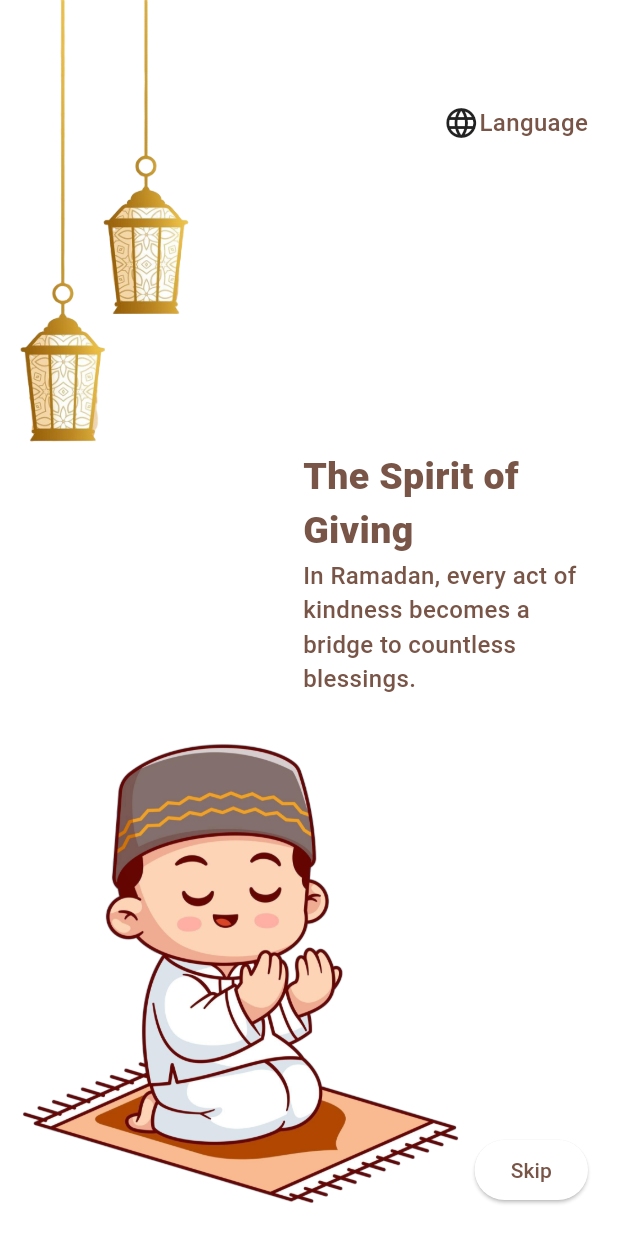
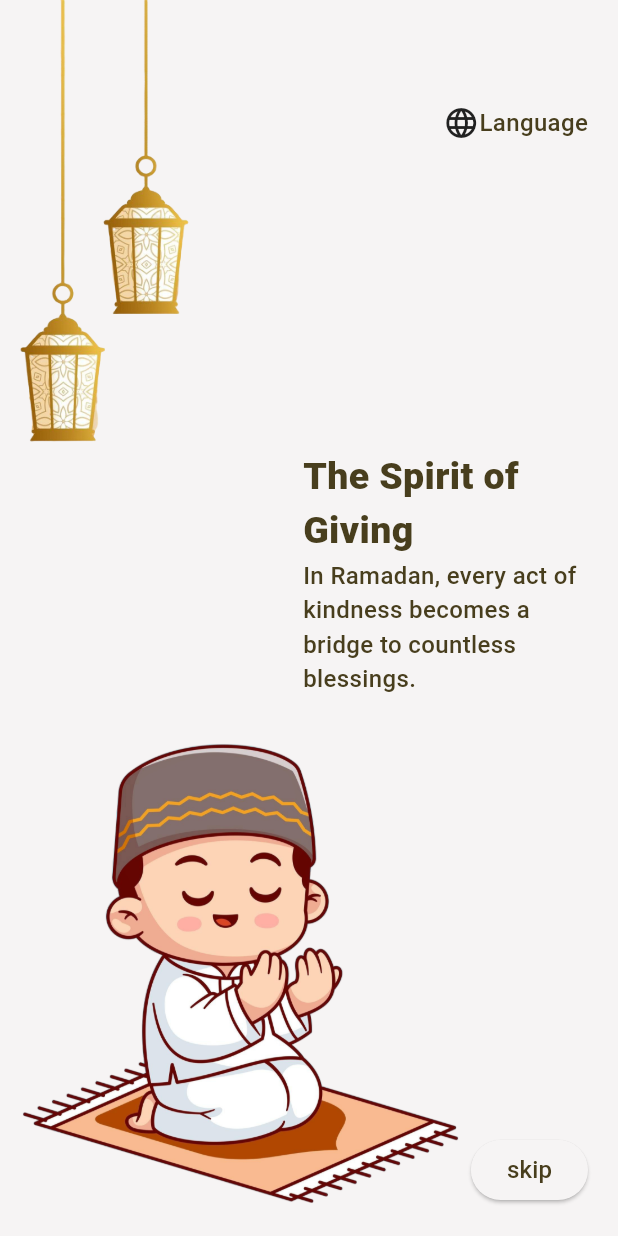
Before and after one commit to Tasneem-Zaareer/ramadan_guide_app, a Flutter app: the screen it shows after launch, swiped to page 3, on a phone screen of 412 x 824 dp. Run offline on Flutter 3.47's test engine with Material 3 defaults, Android fonts, the light colour scheme and no system bars; our stand-ins replace easy_localization, flutter_screenutil, persistent_bottom_nav_bar; Roboto replaces fonts that are missing (SF Pro Display).

Commit message:
add images & change theme

```diff
--- a/lib/core/constants/app_images.dart
+++ b/lib/core/constants/app_images.dart
@@ -4,11 +4,16 @@ class AppImages {
   static const String girlWithMoon = 'assets/images/girl_with_moon.png';
 
   static const String lantern = 'assets/images/lantern.png';
+  static const String lantern2 = 'assets/images/lantern2.png';
+
   static const String boyPray = 'assets/images/boy_pray.png';
   static const String quiz = 'assets/images/quiz.png';
   static const String quiz2 = 'assets/images/quiz2.png';
 
   static const String feature = 'assets/images/feature.png';
+  static const String feature1 = 'assets/images/feature1.png';
+  static const String featureMosque = 'assets/images/feature_mosque.png';
+
   static const String sahoor = 'assets/images/sahoor.png';
   static const String iftar = 'assets/images/iftar.png';
   static const String quran = 'assets/images/quran.png';
@@ -17,4 +22,5 @@ class AppImages {
 
   static const String umrah = 'assets/images/umrah.png';
   static const String helloRamadan = 'assets/images/helloRamadan.png';
+  static const String cloud = 'assets/images/cloud.png';
 }
--- a/lib/core/constants/theme.dart
+++ b/lib/core/constants/theme.dart
@@ -3,18 +3,18 @@ import 'package:flutter/material.dart';
 // theme light mode
 ThemeData lightMode = ThemeData(
   brightness: Brightness.light,
-  colorScheme: ColorScheme.light(
-    background: const Color.fromARGB(255, 255, 255, 255),
-    onBackground: Colors.brown.shade500,
-    primary: Colors.brown.shade500,
-    onPrimary: const Color(0xFFFFFFFF), // font color
-    secondary: Colors.brown.shade100,
-    onSecondary: Colors.brown.shade500,
+  colorScheme: const ColorScheme.light(
+    surface: Color.fromARGB(255, 246, 244, 244),
+    onSurface: Color.fromARGB(255, 72, 62, 29),
+    primary: Color.fromARGB(255, 162, 194, 226),
+    onPrimary: Color(0xFFFFFFFF), // font color
+    secondary: Color.fromARGB(255, 162, 194, 226),
+    onSecondary: Color.fromARGB(255, 162, 194, 226),
     // primaryContainer: const Color(0xff01DC82),
     // outline: const Color(0xffEBECF1),
     // secondaryContainer: const Color(0xfff43f5e),
-    // tertiaryContainer: const Color(0xFFDDDDDD),
-    // tertiary: Colors.black,
+    tertiaryContainer: Color.fromARGB(255, 246, 247, 247), //inactive
+    tertiary: Color.fromARGB(255, 255, 250, 163), //active
   ),
 );
 
--- a/lib/features/onboarding/views/onboarding_control.dart
+++ b/lib/features/onboarding/views/onboarding_control.dart
@@ -1,6 +1,8 @@
+import 'package:easy_localization/easy_localization.dart';
 import 'package:flutter/material.dart';
 import 'package:ramadan_guide_app/core/widgets/text/custome_text.dart';
 import 'package:ramadan_guide_app/features/bottom_nav_bar/bottom_nav_bar.dart';
+import '../../home/views/home_view.dart';
 import 'onboarding_view_1.dart';
 import 'onboarding_view_2.dart';
 import 'onboarding_view_3.dart';
@@ -11,6 +13,7 @@ class OnboardingControl extends StatelessWidget {
   @override
   Widget build(BuildContext context) {
     return Scaffold(
+        backgroundColor: Theme.of(context).colorScheme.surface,
         body: Stack(
           children: [
             PageView(
@@ -25,7 +28,13 @@ class OnboardingControl extends StatelessWidget {
               right: 20,
               child: Container(
                 child: Row(
-              children: [Icon(Icons.language), CustomText(text: 'Language')],
+                  children: [
+                    Icon(Icons.language),
+                    CustomText(
+                      text: 'Language',
+                      color: Theme.of(context).colorScheme.onSurface,
+                    )
+                  ],
                 ),
               ),
             ),
@@ -41,7 +50,10 @@ class OnboardingControl extends StatelessWidget {
                     ),
                   );
                 },
-            child: const Text('Skip'),
+                child: CustomText(
+                  text: tr('skip'),
+                  color: Theme.of(context).colorScheme.onSurface,
+                ),
               ),
               // child: CustomButton(
               //   height: 30,
--- a/lib/features/onboarding/views/onboarding_view_3.dart
+++ b/lib/features/onboarding/views/onboarding_view_3.dart
@@ -34,10 +34,13 @@ class OnboardingView3 extends StatelessWidget {
                       text: 'The Spirit of Giving',
                       fontSize: 25,
                       fontWeight: FontWeight.w800,
+                      color: Theme.of(context).colorScheme.onSurface,
                     ),
                     CustomText(
-                        text:
-                            'In Ramadan, every act of kindness becomes a bridge to countless blessings.'),
+                      text:
+                          'In Ramadan, every act of kindness becomes a bridge to countless blessings.',
+                      color: Theme.of(context).colorScheme.onSurface,
+                    ),
                   ],
                 ),
               ),
```
Also changed, not shown: assets/images/cloud.png (added), assets/images/feature1.png (added), assets/images/feature_mosque.png (added), assets/images/lantern2.png (added). Lines whose indentation alone changed are shown as unchanged.
